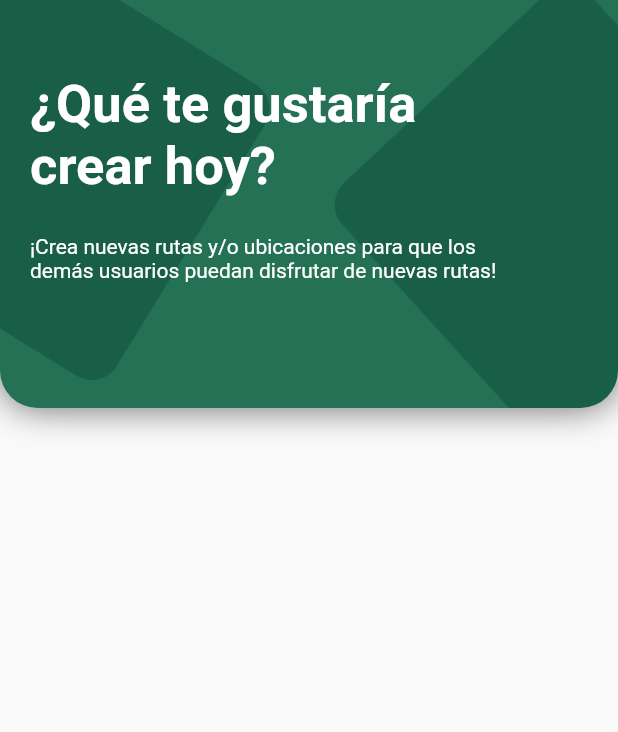
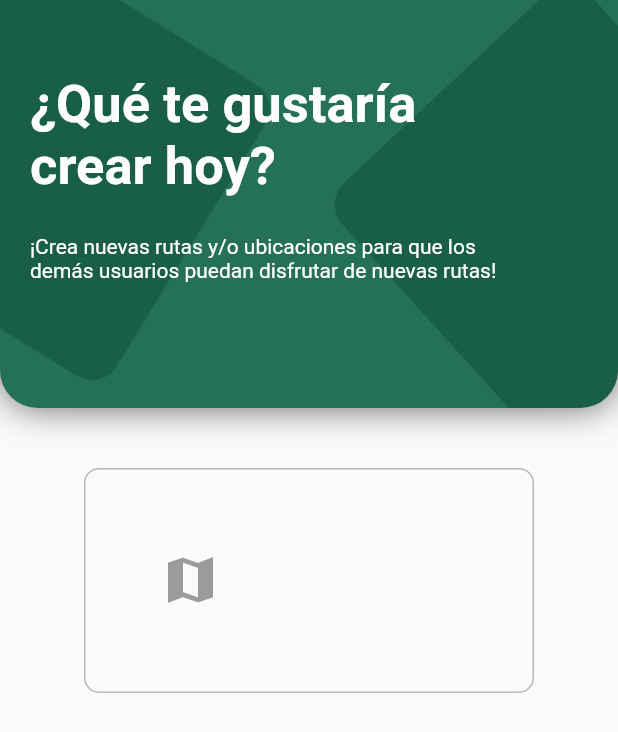
Before and after one commit to LorenzoDalmaau/NomadWorld_Front-end_Flutter, a Flutter app: the screen it shows after launch, on a phone screen of 412 x 824 dp. Shown: the top 732 px of the screen. Run offline on Flutter 3.47's test engine with Material 2 defaults, Android fonts, the phone set to English and light mode, and no system bars; our stand-ins replace get.

Commit message:
Card in progress

```diff
--- /dev/null
+++ b/lib/ui/screens/CreateIL/Constants/constants.dart
@@ -0,0 +1,5 @@
+// Title
+const String creationPageTitle = "¿Qué te gustaría crear hoy?";
+
+// Subtitle
+const String creationPageSubtitle = "¡Crea nuevas rutas y/o ubicaciones para que los demás usuarios puedan disfrutar de nuevas rutas!";
--- a/lib/ui/screens/CreateIL/create_il.dart
+++ b/lib/ui/screens/CreateIL/create_il.dart
@@ -1,4 +1,5 @@
 import 'package:flutter/material.dart';
+import 'package:nomadworld/ui/screens/CreateIL/Constants/constants.dart';
 
 class CreateIL extends StatelessWidget {
   const CreateIL({super.key});
@@ -33,21 +34,40 @@ class CreateIL extends StatelessWidget {
               child:  Column(
                 children: [
                   SizedBox(height: MediaQuery.of(context).size.height * 0.06),
-                  const Text('¿Qué te gustaría crear hoy?', style: TextStyle(fontSize: 35, fontWeight: FontWeight.bold, color: Colors.white)),
+                  const Text(creationPageTitle, style: TextStyle(fontSize: 35, fontWeight: FontWeight.bold, color: Colors.white)),
                   SizedBox(height: MediaQuery.of(context).size.height * 0.03),
-                  const Text("¡Crea nuevas rutas y/o ubicaciones para que los demás usuarios puedan disfrutar de nuevas rutas!", style: TextStyle(color: Colors.white),)
+                  const Text(creationPageSubtitle, style: TextStyle(color: Colors.white),)
                 ],
               ),
             ),
           ),
-          //TODO Agregar Cards
-          //Card1
-          InkWell(
-            child: Container(
 
+          // Contenedor donde estarán las 2 opciones
+          Padding(
+            padding: const EdgeInsets.only(left: 40, right: 40, top: 40),
+            child: InkWell(
+              child: Container(
+                width: 300,
+                height: 150,
+                decoration: BoxDecoration(
+                  borderRadius: BorderRadius.circular(10),
+                  border: Border.all(color: const Color.fromARGB(115, 105, 103, 103),
+                  ),
+                ),
+                child: const Row(
+                  children: [
+                    Padding(
+                      padding: EdgeInsets.only(left: 50),
+                      child: Icon(
+                          Icons.map_sharp,
+                          size: 40,
+                          color: Colors.black38),
+                    ),
+                  ],
+                ),
+              ),
             ),
           ),
-          //Card2
         ],
       ),
     );
```
